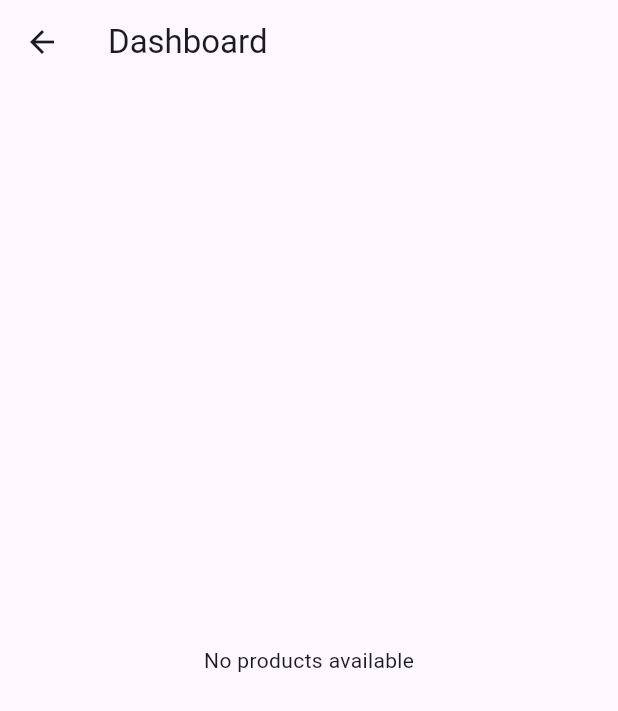
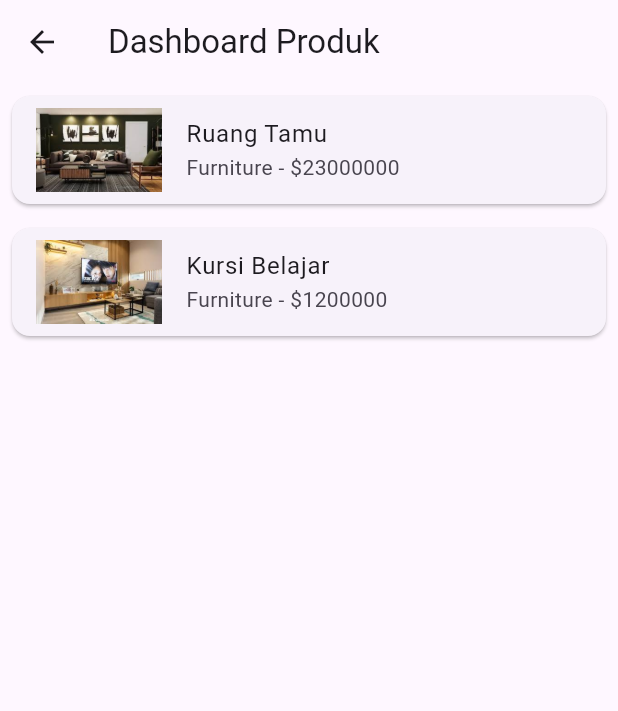
Before and after one commit to muhammadalifalhusain/TugasPPB, a Flutter app: the screen it shows after launch, after a tap on "Pergi ke Dashboard", on a phone screen of 412 x 824 dp. Shown: the top 711 px of the screen. Run offline on Flutter 3.47's test engine with Material 3 defaults, Android fonts, the phone set to English and light mode, and no system bars; our stand-ins replace sqflite; accounts and stored records are empty; network calls fail.

Commit message:
update sqlite

```diff
--- a/tugas9/lib/dashboard_screen.dart
+++ b/tugas9/lib/dashboard_screen.dart
@@ -1,5 +1,5 @@
 import 'package:flutter/material.dart';
-import 'db_helper.dart';// Sesuaikan dengan nama file yang tepat
+import 'db_helper.dart';
 
 class DashboardScreen extends StatefulWidget {
   @override
@@ -12,14 +12,14 @@ class _DashboardScreenState extends State<DashboardScreen> {
   @override
   void initState() {
     super.initState();
-    _products = DatabaseHelper().getAllProducts(); // Ambil data produk
+    _products = DatabaseHelper().getAllProducts();
   }
 
   @override
   Widget build(BuildContext context) {
     return Scaffold(
       appBar: AppBar(
-        title: Text('Dashboard'),
+        title: Text('Dashboard Produk'),
       ),
       body: FutureBuilder<List<Map<String, dynamic>>>(
         future: _products,
@@ -36,7 +36,6 @@ class _DashboardScreenState extends State<DashboardScreen> {
             return Center(child: Text('No products available'));
           }
 
-          // Menampilkan data produk dalam bentuk ListView
           var products = snapshot.data!;
           return ListView.builder(
             itemCount: products.length,
@@ -45,12 +44,9 @@ class _DashboardScreenState extends State<DashboardScreen> {
               return Card(
                 margin: EdgeInsets.all(8),
                 child: ListTile(
-                  leading: Image.asset(product['image']), // Tampilkan gambar produk
+                  leading: Image.asset(product['image']), // Menampilkan gambar produk
                   title: Text(product['name']),
                   subtitle: Text('${product['category']} - \$${product['price']}'),
-                  onTap: () {
-                    // Tambahkan aksi yang diinginkan saat produk dipilih
-                  },
                 ),
               );
             },
--- a/tugas9/lib/db_helper.dart
+++ b/tugas9/lib/db_helper.dart
@@ -1,25 +1,33 @@
 import 'package:sqflite/sqflite.dart';
 import 'package:path/path.dart';
+import 'package:path_provider/path_provider.dart';
 
 class DatabaseHelper {
   static Database? _database;
+
+  // Membuat instance database
   Future<Database> get database async {
     if (_database != null) return _database!;
+
     _database = await _initDatabase();
     return _database!;
   }
+
+  // Inisialisasi database
   Future<Database> _initDatabase() async {
-    String path = join(await getDatabasesPath(), 'products.db');
+    final directory = await getApplicationDocumentsDirectory();
+    String path = join(directory.path, 'products.db');
+
     return openDatabase(
       path,
       onCreate: (db, version) async {
+        // Membuat tabel produk
         await db.execute('''
           CREATE TABLE products(
-            id INTEGER PRIMARY KEY,
+            id INTEGER PRIMARY KEY AUTOINCREMENT,
             name TEXT,
             category TEXT,
             price REAL,
-            description TEXT,
             image TEXT
           )
         ''');
@@ -27,74 +35,20 @@ class DatabaseHelper {
       version: 1,
     );
   }
-  Future<void> insertDefaultProducts() async {
-    final db = await database;
-    var result = await db.query('products');
-    if (result.isNotEmpty) return;
-    await db.insert('products', {
-      'name': 'RuangTamu',
-      'price': 23000000,
-      'description': 'Nikmati waktu berkualitas bersama orang terkasih di Sofa Keluarga Nyaman kami. Didesain dengan kenyamanan maksimal, sofa ini dilengkapi dengan bantalan empuk dan bahan berkualitas yang tahan lama. Dengan desain modern yang stylish dan pilihan warna yang beragam, sofa ini akan menjadi elemen kunci dalam menciptakan atmosfer hangat di ruang keluarga Anda. ',
-      'image': 'assets/images/foto1.jpg',
-    });
-    await db.insert('products', {
-      'name': 'RuangKeluarga',
-      'price': 15000000,
-      'description': 'Nikmati waktu berkualitas bersama orang terkasih di Sofa Keluarga Nyaman kami. Didesain dengan kenyamanan maksimal, sofa ini dilengkapi dengan bantalan empuk dan bahan berkualitas yang tahan lama. Dengan desain modern yang stylish dan pilihan warna yang beragam, sofa ini akan menjadi elemen kunci dalam menciptakan atmosfer hangat di ruang keluarga Anda. ',
-      'image': 'assets/images/foto2.jpg',
-    });
-    await db.insert('products', {
-      'name': 'RuangSantai',
-      'price': 18000000,
-      'description': 'Nikmati waktu berkualitas bersama orang terkasih di Sofa Keluarga Nyaman kami. Didesain dengan kenyamanan maksimal, sofa ini dilengkapi dengan bantalan empuk dan bahan berkualitas yang tahan lama. Dengan desain modern yang stylish dan pilihan warna yang beragam, sofa ini akan menjadi elemen kunci dalam menciptakan atmosfer hangat di ruang keluarga Anda. ',
-      'image': 'assets/images/foto3.jpg',
-    });
-    await db.insert('products', {
-      'name': 'RuangTV',
-      'price': 10000000,
-      'description': 'Nikmati waktu berkualitas bersama orang terkasih di Sofa Keluarga Nyaman kami. Didesain dengan kenyamanan maksimal, sofa ini dilengkapi dengan bantalan empuk dan bahan berkualitas yang tahan lama. Dengan desain modern yang stylish dan pilihan warna yang beragam, sofa ini akan menjadi elemen kunci dalam menciptakan atmosfer hangat di ruang keluarga Anda. ',
-      'image': 'assets/images/foto4.jpg',
-    });
-    await db.insert('products', {
-      'name': 'KursiKekinian',
-      'price': 10000000,
-      'description': 'Nikmati waktu berkualitas bersama orang terkasih di Sofa Keluarga Nyaman kami. Didesain dengan kenyamanan maksimal, sofa ini dilengkapi dengan bantalan empuk dan bahan berkualitas yang tahan lama. Dengan desain modern yang stylish dan pilihan warna yang beragam, sofa ini akan menjadi elemen kunci dalam menciptakan atmosfer hangat di ruang keluarga Anda. ',
-      'image': 'assets/images/foto5.jpg',
-    });
-    await db.insert('products', {
-      'name': 'RuangKumpul',
-      'price': 30000000,
-      'description': 'Nikmati waktu berkualitas bersama orang terkasih di Sofa Keluarga Nyaman kami. Didesain dengan kenyamanan maksimal, sofa ini dilengkapi dengan bantalan empuk dan bahan berkualitas yang tahan lama. Dengan desain modern yang stylish dan pilihan warna yang beragam, sofa ini akan menjadi elemen kunci dalam menciptakan atmosfer hangat di ruang keluarga Anda. ',
-      'image': 'assets/images/foto6.jpg',
-    });
-  }
+
+  // Menambahkan produk ke database
   Future<void> insertProduct(Map<String, dynamic> product) async {
     final db = await database;
     await db.insert(
       'products',
       product,
-      conflictAlgorithm: ConflictAlgorithm.replace, // Replace the existing entry if there is a conflict
+      conflictAlgorithm: ConflictAlgorithm.replace, // Replace jika data sudah ada
     );
   }
+
+  // Mengambil semua data produk
   Future<List<Map<String, dynamic>>> getAllProducts() async {
     final db = await database;
     return await db.query('products');
   }
-  Future<void> updateProduct(Map<String, dynamic> product) async {
-    final db = await database;
-    await db.update(
-      'products',
-      product,
-      where: 'id = ?',
-      whereArgs: [product['id']],
-    );
-  }
-  Future<void> deleteProduct(int id) async {
-    final db = await database;
-    await db.delete(
-      'products',
-      where: 'id = ?',
-      whereArgs: [id],
-    );
-  }
 }
--- a/tugas9/lib/main.dart
+++ b/tugas9/lib/main.dart
@@ -1,7 +1,25 @@
 import 'package:flutter/material.dart';
-import 'dashboard_screen.dart'; // Pastikan file dashboard_screen.dart ada di direktori yang sama atau sesuai dengan struktur proyek Anda
+import 'db_helper.dart';
+import 'dashboard_screen.dart';
 
-void main() {
+void main() async {
+  WidgetsFlutterBinding.ensureInitialized();
+
+  // Menambahkan beberapa produk default
+  final dbHelper = DatabaseHelper();
+  await dbHelper.insertProduct({
+    'name': 'Ruang Tamu',
+    'category': 'Furniture',
+    'price': 23000000,
+    'image': 'assets/images/foto1.jpg', // Pastikan ada gambar ini di folder assets
+  });
+  await dbHelper.insertProduct({
+    'name': 'Kursi Belajar',
+    'category': 'Furniture',
+    'price': 1200000,
+    'image': 'assets/images/foto2.jpg', // Pastikan ada gambar ini di folder assets
+  });
+
   runApp(MyApp());
 }
 
@@ -9,11 +27,11 @@ class MyApp extends StatelessWidget {
   @override
   Widget build(BuildContext context) {
     return MaterialApp(
-      title: 'Aplikasi Saya',
+      title: 'Aplikasi Produk',
       theme: ThemeData(
         primarySwatch: Colors.blue,
       ),
-      home: HomeScreen(), // Halaman utama yang pertama kali muncul
+      home: HomeScreen(),
     );
   }
 }
@@ -28,7 +46,6 @@ class HomeScreen extends StatelessWidget {
       body: Center(
         child: ElevatedButton(
           onPressed: () {
-            // Arahkan ke halaman DashboardScreen
             Navigator.push(
               context,
               MaterialPageRoute(builder: (context) => DashboardScreen()),
--- a/tugas9/pubspec.yaml
+++ b/tugas9/pubspec.yaml
@@ -30,8 +30,9 @@ environment:
 dependencies:
   flutter:
     sdk: flutter
-  sqflite: any
-  path_provider: any
+  sqflite: ^2.0.0+3
+  path_provider: ^2.0.1
+
 
   # The following adds the Cupertino Icons font to your application.
   # Use with the CupertinoIcons class for iOS style icons.
```
